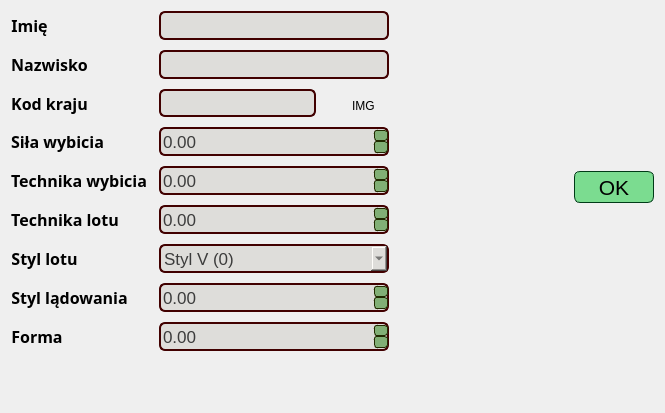
Old version of the form UI/EditorWidgets/JumperEditorWidget.ui in the repository SiekamCebule/sj-sim.
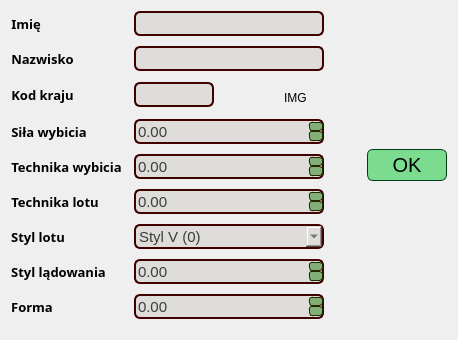
New version of the form.

Diff of the .ui file:
```diff
--- a/UI/EditorWidgets/JumperEditorWidget.ui
+++ b/UI/EditorWidgets/JumperEditorWidget.ui
@@ -6,8 +6,8 @@
    <rect>
     <x>0</x>
     <y>0</y>
-    <width>665</width>
-    <height>413</height>
+    <width>458</width>
+    <height>340</height>
    </rect>
   </property>
   <property name="windowTitle">
@@ -31,7 +31,7 @@
            <property name="font">
             <font>
              <family>Quicksand Medium</family>
-             <pointsize>12</pointsize>
+             <pointsize>10</pointsize>
              <bold>true</bold>
             </font>
            </property>
@@ -63,7 +63,7 @@
            <property name="font">
             <font>
              <family>Quicksand Medium</family>
-             <pointsize>12</pointsize>
+             <pointsize>10</pointsize>
              <bold>true</bold>
             </font>
            </property>
@@ -95,7 +95,7 @@
            <property name="font">
             <font>
              <family>Quicksand Medium</family>
-             <pointsize>12</pointsize>
+             <pointsize>10</pointsize>
              <bold>true</bold>
             </font>
            </property>
@@ -127,7 +127,7 @@
            <property name="font">
             <font>
              <family>Quicksand Medium</family>
-             <pointsize>12</pointsize>
+             <pointsize>10</pointsize>
              <bold>true</bold>
             </font>
            </property>
@@ -159,7 +159,7 @@
            <property name="font">
             <font>
              <family>Quicksand Medium</family>
-             <pointsize>12</pointsize>
+             <pointsize>10</pointsize>
              <bold>true</bold>
             </font>
            </property>
@@ -191,7 +191,7 @@
            <property name="font">
             <font>
              <family>Quicksand Medium</family>
-             <pointsize>12</pointsize>
+             <pointsize>10</pointsize>
              <bold>true</bold>
             </font>
            </property>
@@ -223,7 +223,7 @@
            <property name="font">
             <font>
              <family>Quicksand Medium</family>
-             <pointsize>12</pointsize>
+             <pointsize>10</pointsize>
              <bold>true</bold>
             </font>
            </property>
@@ -255,7 +255,7 @@
            <property name="font">
             <font>
              <family>Quicksand Medium</family>
-             <pointsize>12</pointsize>
+             <pointsize>10</pointsize>
              <bold>true</bold>
             </font>
            </property>
@@ -287,7 +287,7 @@
            <property name="font">
             <font>
              <family>Quicksand Medium</family>
-             <pointsize>12</pointsize>
+             <pointsize>10</pointsize>
              <bold>true</bold>
             </font>
            </property>
@@ -318,19 +318,19 @@
           <widget class="QLineEdit" name="lineEdit_name">
            <property name="minimumSize">
             <size>
-             <width>230</width>
-             <height>29</height>
+             <width>190</width>
+             <height>25</height>
             </size>
            </property>
            <property name="maximumSize">
             <size>
-             <width>230</width>
-             <height>29</height>
+             <width>190</width>
+             <height>25</height>
             </size>
            </property>
            <property name="font">
             <font>
-             <pointsize>13</pointsize>
+             <pointsize>11</pointsize>
             </font>
            </property>
            <property name="styleSheet">
@@ -360,19 +360,19 @@
           <widget class="QLineEdit" name="lineEdit_surname">
            <property name="minimumSize">
             <size>
-             <width>230</width>
-             <height>29</height>
+             <width>190</width>
+             <height>25</height>
             </size>
            </property>
            <property name="maximumSize">
             <size>
-             <width>230</width>
-             <height>29</height>
+             <width>190</width>
+             <height>25</height>
             </size>
            </property>
            <property name="font">
             <font>
-             <pointsize>13</pointsize>
+             <pointsize>11</pointsize>
             </font>
            </property>
            <property name="styleSheet">
@@ -404,8 +404,14 @@
             <widget class="QLineEdit" name="lineEdit_countryCode">
              <property name="minimumSize">
               <size>
-               <width>40</width>
-               <height>28</height>
+               <width>80</width>
+               <height>25</height>
+              </size>
+             </property>
+             <property name="maximumSize">
+              <size>
+               <width>80</width>
+               <height>25</height>
               </size>
              </property>
              <property name="font">
@@ -483,19 +489,19 @@
           <widget class="QDoubleSpinBox" name="doubleSpinBox_takeoffPower">
            <property name="minimumSize">
             <size>
-             <width>230</width>
-             <height>29</height>
+             <width>190</width>
+             <height>25</height>
             </size>
            </property>
            <property name="maximumSize">
             <size>
-             <width>230</width>
-             <height>29</height>
+             <width>190</width>
+             <height>25</height>
             </size>
            </property>
            <property name="font">
             <font>
-             <pointsize>13</pointsize>
+             <pointsize>11</pointsize>
             </font>
            </property>
            <property name="styleSheet">
@@ -525,19 +531,19 @@
           <widget class="QDoubleSpinBox" name="doubleSpinBox_takeoffTechnique">
            <property name="minimumSize">
             <size>
-             <width>230</width>
-             <height>29</height>
+             <width>190</width>
+             <height>25</height>
             </size>
            </property>
            <property name="maximumSize">
             <size>
-             <width>230</width>
-             <height>29</height>
+             <width>190</width>
+             <height>25</height>
             </size>
            </property>
            <property name="font">
             <font>
-             <pointsize>13</pointsize>
+             <pointsize>11</pointsize>
             </font>
            </property>
            <property name="styleSheet">
@@ -567,19 +573,19 @@
           <widget class="QDoubleSpinBox" name="doubleSpinBox_flightTechnique">
            <property name="minimumSize">
             <size>
-             <width>230</width>
-             <height>29</height>
+             <width>190</width>
+             <height>25</height>
             </size>
            </property>
            <property name="maximumSize">
             <size>
-             <width>230</width>
-             <height>29</height>
+             <width>190</width>
+             <height>25</height>
             </size>
            </property>
            <property name="font">
             <font>
-             <pointsize>13</pointsize>
+             <pointsize>11</pointsize>
             </font>
            </property>
            <property name="styleSheet">
@@ -609,19 +615,19 @@
           <widget class="QDoubleSpinBox" name="doubleSpinBox_landingStyle">
            <property name="minimumSize">
             <size>
-             <width>230</width>
-             <height>29</height>
+             <width>190</width>
+             <height>25</height>
             </size>
            </property>
            <property name="maximumSize">
             <size>
-             <width>230</width>
-             <height>29</height>
+             <width>190</width>
+             <height>25</height>
             </size>
            </property>
            <property name="font">
             <font>
-             <pointsize>13</pointsize>
+             <pointsize>11</pointsize>
             </font>
            </property>
            <property name="styleSheet">
@@ -663,19 +669,19 @@
           <widget class="QDoubleSpinBox" name="doubleSpinBox_form">
            <property name="minimumSize">
             <size>
-             <width>230</width>
-             <height>29</height>
+             <width>190</width>
+             <height>25</height>
             </size>
            </property>
            <property name="maximumSize">
             <size>
-             <width>230</width>
-             <height>29</height>
+             <width>190</width>
+             <height>25</height>
             </size>
            </property>
            <property name="font">
             <font>
-             <pointsize>13</pointsize>
+             <pointsize>11</pointsize>
             </font>
            </property>
            <property name="styleSheet">
@@ -705,19 +711,19 @@
           <widget class="QComboBox" name="comboBox_flightStyle">
            <property name="minimumSize">
             <size>
-             <width>230</width>
-             <height>29</height>
+             <width>190</width>
+             <height>25</height>
             </size>
            </property>
            <property name="maximumSize">
             <size>
-             <width>230</width>
-             <height>29</height>
+             <width>190</width>
+             <height>25</height>
             </size>
            </property>
            <property name="font">
             <font>
-             <pointsize>13</pointsize>
+             <pointsize>11</pointsize>
             </font>
            </property>
            <property name="focusPolicy">
@@ -810,7 +816,7 @@
            <property name="font">
             <font>
              <family>Ubuntu</family>
-             <pointsize>16</pointsize>
+             <pointsize>15</pointsize>
             </font>
            </property>
            <property name="focusPolicy">
```
